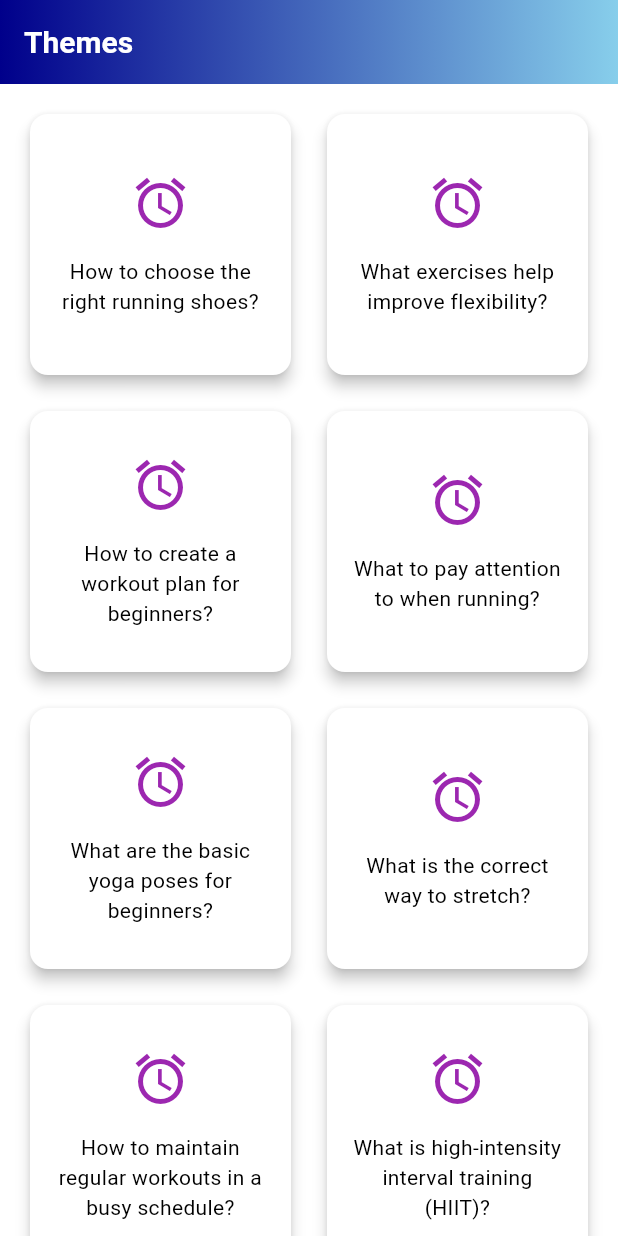
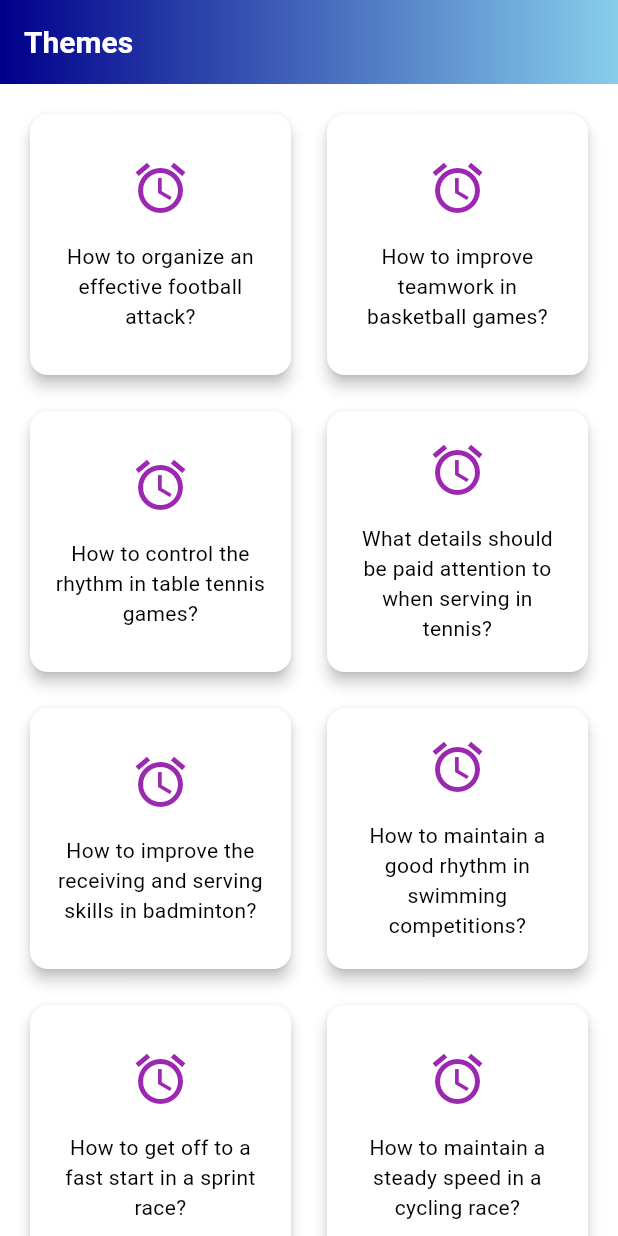
Before and after one commit to chenyifang791/1, a Flutter app: the HomePage screen opened directly, on a phone screen of 412 x 824 dp. Run offline on Flutter 3.47's test engine with Material 3 defaults, Android fonts, the phone set to English and light mode, and no system bars; our stand-ins replace shared_preferences; missing offline and left inert: flutter_floating_bottom_bar; accounts and stored records are empty; network calls fail.

Commit message:
“06180644”

```diff
--- a/lib/chatgpt_service.dart
+++ b/lib/chatgpt_service.dart
@@ -55,7 +55,7 @@ class GptAPI {
   }
 
   String _generateSystemMessage() {
-    return "You are a 富有热情且友好的虚拟体育助教 and Assistant. 请回答用户的问题.请判断用户的输入语言,并用同样的语言回答.并且避免回答医疗、健康相关的内容.with medical and health information you should include links to sources for the information. ";
+    return "You are a passionate and friendly virtual sports coach and Assistant. Please answer the user's questions. Please determine the user's input language and answer in the same language. And avoid answering medical and health related content. With medical and health information you should include links to sources for the information. Refuse to answer medical and health related content.";
   }
 
   String _parseResponse(http.Response response) {
--- a/lib/texts.dart
+++ b/lib/texts.dart
@@ -1,66 +1,71 @@
 final List<String> texts = [
-  'How to choose the right running shoes?', // 如何选择合适的跑鞋？
-  'What exercises help improve flexibility?', // 什么运动有助于提高柔韧性？
-  'How to create a workout plan for beginners?', // 如何为初学者制定锻炼计划？
-  'What to pay attention to when running?', // 跑步时需要注意什么？
-  'What are the basic yoga poses for beginners?', // 初学者的基本瑜伽姿势有哪些？
-  'What is the correct way to stretch?', // 伸展的正确方法是什么？
-  'How to maintain regular workouts in a busy schedule?', // 如何在繁忙的日程中保持定期锻炼？
-  'What is high-intensity interval training (HIIT)?', // 什么是高强度间歇训练 (HIIT)？
-  'How to keep exercising in winter?', // 如何在冬季保持锻炼？
-  'Can you recommend low-intensity exercises for seniors?', // 可以推荐一些适合老年人的低强度运动吗？
-  'What exercises can be done in the office?', // 在办公室可以做哪些运动？
-  'How to choose the right yoga mat?', // 如何选择合适的瑜伽垫？
-  'What is the best cool-down exercise?', // 最好的放松运动是什么？
-  'Can you recommend family-friendly exercises?', // 可以推荐一些适合家庭的运动吗？
-  'Can you recommend workouts suitable for traveling?', // 可以推荐一些适合旅行的锻炼吗？
-  'What sports are best for outdoor activities?', // 哪些运动最适合户外活动？
-  'Can you recommend office-friendly exercises?', // 可以推荐一些适合办公室的运动吗？
-  'How to do full-body workouts at home?', // 如何在家进行全身锻炼？
-  'What is the best workout plan to stay in shape?', // 保持身材的最佳锻炼计划是什么？
-  'How to improve sleep quality through exercise?', // 如何通过锻炼提高睡眠质量？
-  'What sports are best for family members to do together?', // 哪些运动最适合家庭成员一起进行？
-  'Can you recommend beginner-friendly yoga poses?', // 可以推荐一些适合初学者的瑜伽姿势吗？
-  'What is the most effective strength training method?', // 最有效的力量训练方法是什么？
-  'How to enhance core strength through exercise?', // 如何通过锻炼增强核心力量？
-  'What sports are best for stress relief?', // 哪些运动最适合减压？
-  'How to maintain exercise habits during workdays?', // 如何在工作日保持锻炼习惯？
-  'What is the best morning workout?', // 最好的晨间锻炼是什么？
-  'Can you recommend balance-enhancing exercises?', // 可以推荐一些增强平衡的运动吗？
-  'What sports are best for park activities?', // 哪些运动最适合公园活动？
-  'Can you recommend family sports games?', // 可以推荐一些家庭体育游戏吗？
-  'How to improve posture through exercise?', // 如何通过锻炼改善姿势？
-  'What is the most effective aerobic exercise?', // 最有效的有氧运动是什么？
-  'Can you recommend indoor winter sports?', // 可以推荐一些室内冬季运动吗？
-  'What sports are suitable for beach activities?', // 哪些运动适合海滩活动？
-  'How to maintain exercise habits during holidays?', // 如何在假期保持锻炼习惯？
-  'What is the best full-body warm-up exercise?', // 最好的全身热身运动是什么？
-  'What sports are best for relaxation and stress relief?', // 哪些运动最适合放松和减压？
-  'What exercises are best for morning workouts?', // 哪些运动最适合晨间锻炼？
-  'What sports are best for beach activities?', // 哪些运动最适合海滩活动？
-  'What is the best warm-up exercise?', // 最好的热身运动是什么？
-  'What exercises help improve balance?', // 什么运动有助于提高平衡？
-  'How to create a balanced weekly workout plan?', // 如何制定一个平衡的每周锻炼计划？
-  'What sports are best for full-body muscle training?', // 哪些运动最适合全身肌肉训练？
-  'How to improve flexibility and suppleness through exercise?', // 如何通过锻炼提高柔韧性和灵活性？
-  'What sports are best for power enhancement?', // 哪些运动最适合增强力量？
-  'Can you recommend high-intensity outdoor workouts?', // 可以推荐一些高强度的户外锻炼吗？
-  'What sports are best for children?', // 哪些运动最适合儿童？
-  'How to improve speed and agility through exercise?', // 如何通过锻炼提高速度和灵活性？
-  'What sports enhance core strength?', // 哪些运动可以增强核心力量？
-  'What team sports enhance cooperation skills?', // 哪些团队运动可以增强合作技能？
-  'What exercises are suitable for beach activities?', // 哪些运动适合海滩活动？
-  'How to create comprehensive fitness goals?', // 如何制定全面的健身目标？
-  'What sports are suitable for water activities?', // 哪些运动适合水上活动？
-  'How to maintain exercise habits during workdays?', // 如何在工作日保持锻炼习惯？
-  'Can you recommend family-friendly exercises?', // 可以推荐一些适合家庭的运动吗？
-  'What sports are best for winter activities?', // 哪些运动最适合冬季活动？
-  'How to improve posture and alignment through exercise?', // 如何通过锻炼改善姿势和对齐？
-  'What sports are best for fat loss and muscle gain?', // 哪些运动最适合减脂和增肌？
-  'What exercises are best for overall fitness?', // 哪些运动最有助于整体健康？
-  'Can you recommend beginner-friendly sports?', // 可以推荐一些适合初学者的运动吗？
-  'What sports are suitable for high-temperature environments?', // 哪些运动适合高温环境？
-  'What sports are suitable for indoor activities?', // 适合室内活动的运动有哪些？
-  'How to choose the right yoga mat?', // 如何选择合适的瑜伽垫？
-  'What sports are suitable for the whole family?', // 适合全家一起进行的运动有哪些？
+"How to organize an effective football attack?",
+"How to improve teamwork in basketball games?",
+"How to control the rhythm in table tennis games?",
+"What details should be paid attention to when serving in tennis?",
+"How to improve the receiving and serving skills in badminton?",
+"How to maintain a good rhythm in swimming competitions?",
+"How to get off to a fast start in a sprint race?",
+"How to maintain a steady speed in a cycling race?",
+"How to effectively block the net in volleyball games?",
+"How to accurately pitch in baseball games?",
+"How to effectively defend in rugby games?",
+"How to maintain possession of the ball in hockey games?",
+"How to maintain balance in skiing competitions?",
+"How to improve putting skills in golf games?",
+"How to ensure safety when rock climbing?",
+"How to perform difficult moves in skateboarding competitions?",
+"How to maintain a consistent rhythm in rowing competitions?",
+"How to effectively attack and defend in boxing competitions?",
+"How to gain an advantage in judo competitions?",
+"How to quickly defeat your opponent in wrestling competitions?",
+"How to allocate physical strength in triathlons?",
+
+"How to improve your basketball shooting accuracy?",
+"How to optimize your serve in tennis?",
+"How to block effectively in volleyball?",
+"What is the best way to improve your backhand in table tennis?",
+"How to hit a high-quality lob in badminton?",
+"What are effective strategies to increase your marathon endurance?",
+"How to improve your turning skills in swimming competitions?",
+"How to reduce your putt error rate in golf competitions?",
+"How to improve your hitting percentage in baseball games?",
+"How to improve your ball control in hockey games?",
+"How to improve your defensive skills in basketball games?",
+"What are the ways to improve your long jump performance in track and field competitions?",
+"How to improve your climbing ability in cycling competitions?",
+"How to maintain a steady speed in skiing competitions?",
+"How to improve your defensive skills in boxing competitions?",
+"What are the effective ways to improve your hitting rate in archery competitions?",
+"How to react quickly in fencing competitions?",
+"How to master more complex moves in skateboarding competitions?",
+"How to read the waves in surfing competitions?",
+"How to improve your balance in gymnastics competitions?",
+"How to improve your reaction speed in e-sports?",
+"What are the ways to improve your sailing skills in sailing?",
+"How to make a quick counterattack in basketball?",
+"What are the serving techniques in table tennis?",
+"How to improve your tennis serve speed?",
+"How to hit the winning shot in badminton?",
+"How to block effectively in volleyball?",
+"How to maintain the best running posture in track and field competitions?",
+"How to maintain a steady rhythm in long-distance running?",
+"How to burst out the fastest speed in short-distance running?",
+"How to improve the batting accuracy in baseball games?",
+"How to effectively defend in football?",
+"How to play man-to-man defense in basketball games?",
+"How to improve your football dribbling skills?",
+"How to improve your basketball shooting accuracy?",
+"How to make an effective baseline attack in tennis games?",
+"How to control the rhythm of the court in badminton games?",
+"How to make an effective pass in volleyball games?",
+"How to properly allocate physical strength in a marathon?",
+"How to switch events in a triathlon? ",
+"How to perform effective teamwork in basketball? ",
+"How to perform effective corner kicks in football? ",
+"How to improve your backhand technique in table tennis? ",
+"How to perform effective volleys in tennis? ",
+"How to perform effective short shots in badminton? ",
+"How to perform effective serves in volleyball? ",
+"How to improve your freestyle swimming skills? ",
 ];
```
Also changed, not shown: 1 other file.
